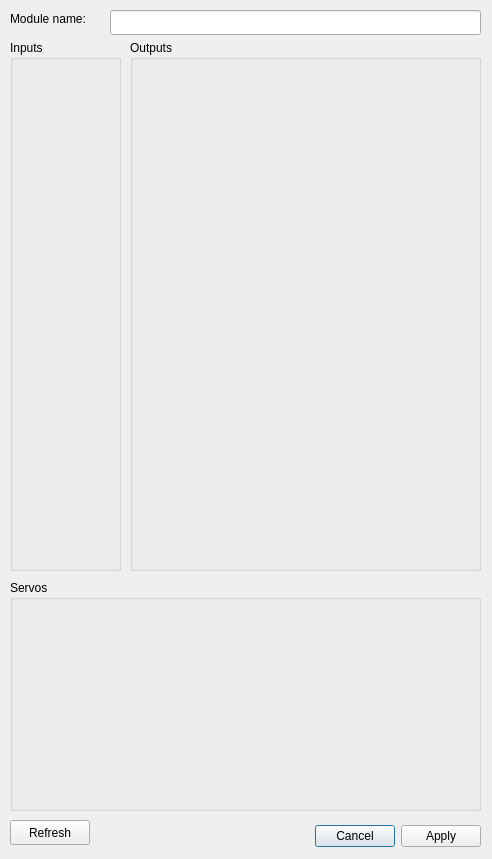
Old version of the form ui/modules/mtbunisconfig.ui in the repository kmzbrnoI/mtb-config-tool.
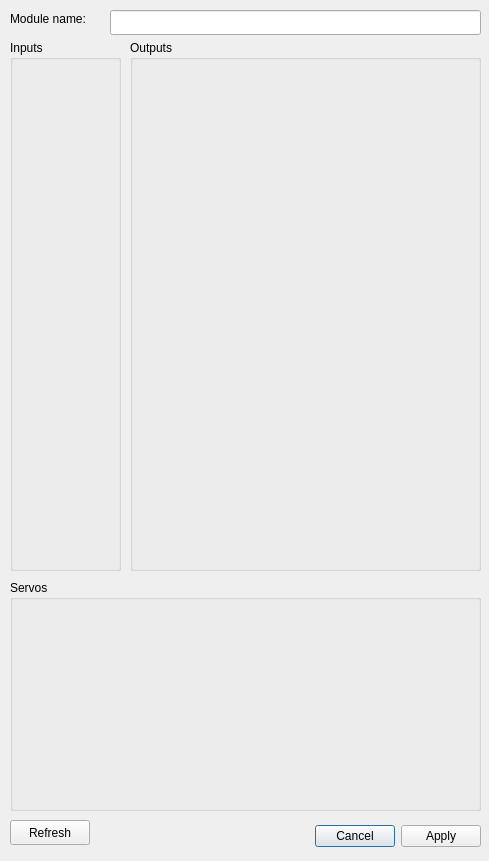
New version of the form.

The edit to the form file:
```diff
--- a/ui/modules/mtbunisconfig.ui
+++ b/ui/modules/mtbunisconfig.ui
@@ -6,8 +6,8 @@
    <rect>
     <x>0</x>
     <y>0</y>
-    <width>492</width>
-    <height>859</height>
+    <width>489</width>
+    <height>861</height>
    </rect>
   </property>
   <property name="windowTitle">
```
Left out of the diff: 4 changed lines with no effect on the pictures.
